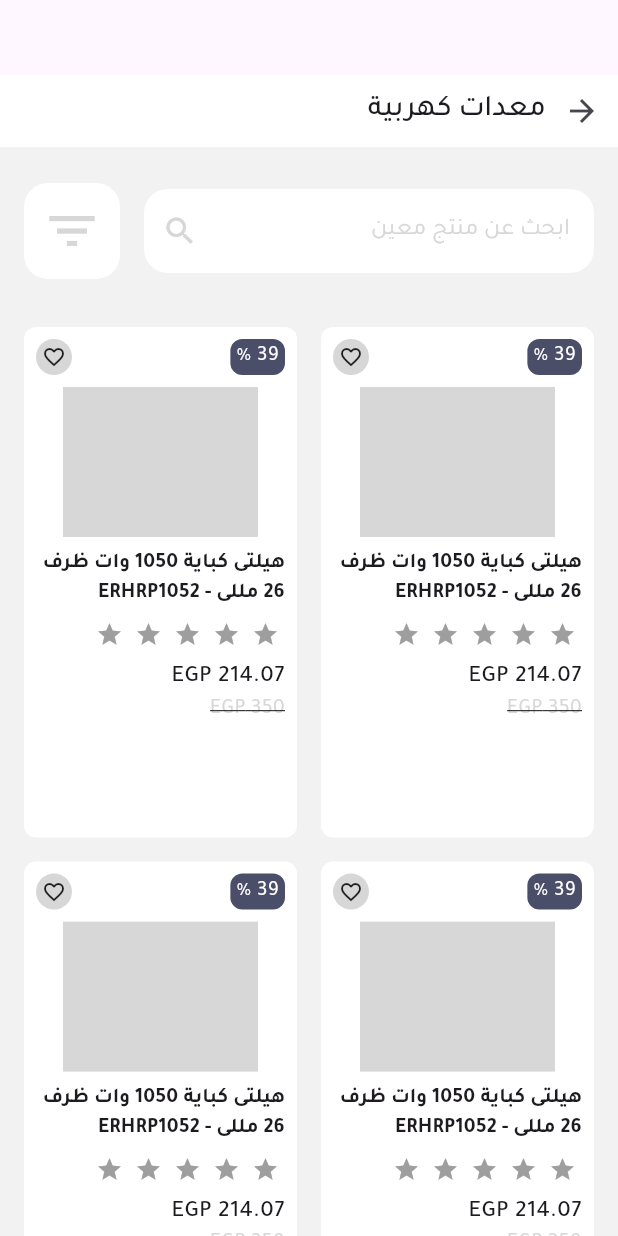
After one commit to mahmoudhamdyae/ecommerce, a Flutter app: the LargeScreen screen opened directly, on a phone screen of 412 x 824 dp. The commit adds this screen. Run offline on Flutter 3.47's test engine with Material 3 defaults, Android fonts, the phone set to English and light mode, and no system bars; drawn by our look-alikes of flutter_rating_bar; our stand-ins replace badges, flutter_swiper_view, get, get_it, internet_connection_checker, shared_preferences and 1 more; accounts and stored records are empty.

Commit message:
ALl Screen

```diff
--- a/lib/presentation/screens/home/widgets/best_seller_item.dart
+++ b/lib/presentation/screens/home/widgets/best_seller_item.dart
@@ -2,7 +2,6 @@ import 'package:ecommerce/domain/models/product.dart';
 import 'package:ecommerce/presentation/resources/color_manager.dart';
 import 'package:ecommerce/presentation/resources/font_manager.dart';
 import 'package:ecommerce/presentation/resources/values_manager.dart';
-import 'package:flutter/cupertino.dart';
 import 'package:flutter/material.dart';
 import 'package:flutter_rating_bar/flutter_rating_bar.dart';
 
--- /dev/null
+++ b/lib/presentation/screens/large/widgets/best_seller_grid_view.dart
@@ -0,0 +1,26 @@
+import 'package:flutter/cupertino.dart';
+
+import '../../../../domain/models/product.dart';
+import '../../../resources/values_manager.dart';
+import '../../home/widgets/best_seller_item.dart';
+
+class BestSellerGridView extends StatelessWidget {
+
+  final List<Product> products = Product.getMockProducts();
+  BestSellerGridView({super.key});
+
+  @override
+  Widget build(BuildContext context) {
+    return GridView.count(
+      padding: const EdgeInsets.symmetric(
+          horizontal: AppPadding.smallPadding,
+          vertical: AppPadding.smallPadding
+      ),
+      crossAxisCount: (MediaQuery.of(context).size.width ~/ 150).toInt(),
+      childAspectRatio: (1/1.8),
+      children: List.generate(products.length, (index) {
+        return BestSellerItem(product: products[index],);
+      }),
+    );
+  }
+}
--- a/lib/presentation/screens/large/widgets/large_screen.dart
+++ b/lib/presentation/screens/large/widgets/large_screen.dart
@@ -1,10 +1,99 @@
-import 'package:flutter/cupertino.dart';
+import 'package:ecommerce/presentation/resources/color_manager.dart';
+import 'package:ecommerce/presentation/resources/values_manager.dart';
+import 'package:flutter/material.dart';
+import 'package:get/get.dart';
+
+import '../../../resources/font_manager.dart';
+import '../../../resources/strings_manager.dart';
+import 'best_seller_grid_view.dart';
 
 class LargeScreen extends StatelessWidget {
   const LargeScreen({super.key});
 
   @override
   Widget build(BuildContext context) {
-    return const Placeholder();
+    return Scaffold(
+      body: Padding(
+        padding: const EdgeInsets.only(top: AppPadding.p50),
+        child: Container(
+          color: ColorManager.lightGrey,
+          child: Column(
+            children: [
+              Container(
+                color: ColorManager.white,
+                child: Row(
+                  children: [
+                    IconButton(
+                      onPressed: () {
+                        Get.back();
+                      },
+                      icon: const Icon(Icons.arrow_back),
+                    ),
+                    const Text(
+                      'معدات كهربية',
+                      style: TextStyle(
+                        fontSize: 20,
+                        fontWeight: FontWeightManager.medium,
+                      ),
+                    ),
+                  ],
+                ),
+              ),
+              const SizedBox(height: AppSize.s8),
+              Padding(
+                padding: const EdgeInsets.all(AppPadding.mediumPadding,),
+                child: Row(
+                  children: [
+                    // Search Edit Text
+                    Expanded(
+                      child: TextField(
+                        textInputAction: TextInputAction.search,
+                        decoration: InputDecoration(
+                          filled: true,
+                          fillColor: ColorManager.white,
+                          suffixIcon: IconButton(
+                            icon: const Icon(
+                              Icons.search,
+                              color: ColorManager.grey,
+                            ),
+                            onPressed: () {
+                            },
+                          ),
+                          hintText: AppStrings.searchHint.tr,
+                          hintStyle: const TextStyle(
+                            color: ColorManager.grey,
+                          ),
+                          border: const OutlineInputBorder(
+                            borderRadius: BorderRadius.all(
+                              Radius.circular(AppSize.borderRadius,),
+                            ),
+                            borderSide: BorderSide.none,
+                          ),
+                        ),
+                      ),
+                    ),
+                    const SizedBox(width: AppSize.s16,),
+                    Container(
+                      width: 64,
+                      height: 64,
+                      decoration: BoxDecoration(
+                        color: ColorManager.white,
+                        borderRadius: BorderRadius.circular(AppSize.borderRadius)
+                      ),
+                      child: const Icon(
+                        Icons.filter_list,
+                        color: ColorManager.grey,
+                        size: 40,
+                      ),
+                    )
+                  ],
+                ),
+              ),
+              Expanded(child: BestSellerGridView()),
+            ],
+          ),
+        ),
+      ),
+    );
   }
 }
```
